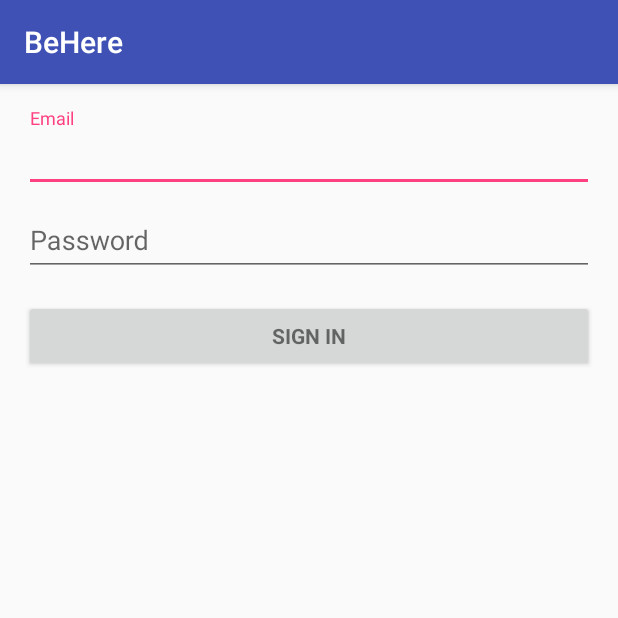
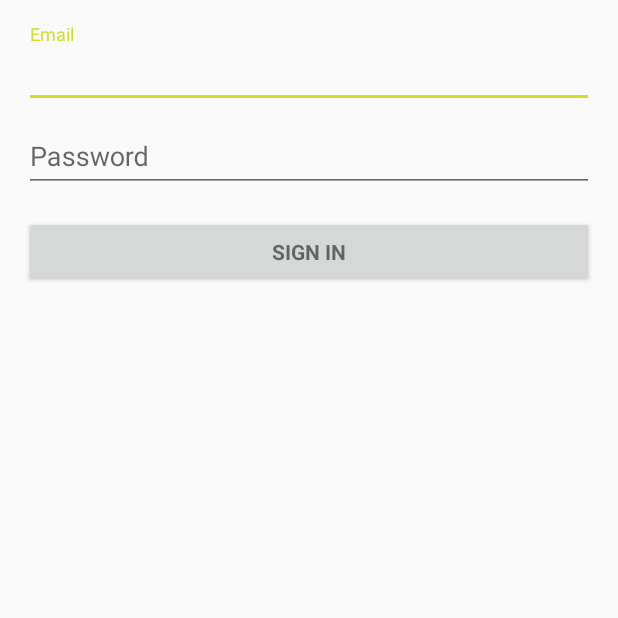
Before and after one commit to BeHereApp/BeHereAndroid, an Android app: the screen it shows after launch (LoginActivity), on a phone screen of 412 x 824 dp, the top half of it. Run offline under Robolectric (Android 15) with nearby library versions, the phone set to English and light mode, and no system bars; 2 statements that could not run were skipped.

Commit message:
Remove ActionBar from Login screen

```diff
--- a/app/src/main/java/com/eltonviana/behere/LoginActivity.java
+++ b/app/src/main/java/com/eltonviana/behere/LoginActivity.java
@@ -3,21 +3,19 @@ package com.eltonviana.behere;
 import android.animation.Animator;
 import android.animation.AnimatorListenerAdapter;
 import android.annotation.TargetApi;
+import android.app.LoaderManager.LoaderCallbacks;
+import android.content.CursorLoader;
+import android.content.Loader;
 import android.content.pm.PackageManager;
+import android.database.Cursor;
+import android.net.Uri;
+import android.os.AsyncTask;
+import android.os.Build;
+import android.os.Bundle;
+import android.provider.ContactsContract;
 import android.support.annotation.NonNull;
 import android.support.design.widget.Snackbar;
 import android.support.v7.app.AppCompatActivity;
-import android.app.LoaderManager.LoaderCallbacks;
-
-import android.content.CursorLoader;
-import android.content.Loader;
-import android.database.Cursor;
-import android.net.Uri;
-import android.os.AsyncTask;
-
-import android.os.Build;
-import android.os.Bundle;
-import android.provider.ContactsContract;
 import android.text.TextUtils;
 import android.view.KeyEvent;
 import android.view.View;
@@ -90,6 +88,8 @@ public class LoginActivity extends AppCompatActivity implements LoaderCallbacks<
 
         mLoginFormView = findViewById(R.id.login_form);
         mProgressView = findViewById(R.id.login_progress);
+
+        getSupportActionBar().hide();
     }
 
     private void populateAutoComplete() {
--- a/app/src/main/res/values/colors.xml
+++ b/app/src/main/res/values/colors.xml
@@ -1,6 +1,6 @@
 <?xml version="1.0" encoding="utf-8"?>
 <resources>
-    <color name="colorPrimary">#3F51B5</color>
-    <color name="colorPrimaryDark">#303F9F</color>
-    <color name="colorAccent">#FF4081</color>
+    <color name="colorPrimary">#848fa0</color>
+    <color name="colorPrimaryDark">#737b8b</color>
+    <color name="colorAccent">#D4DE29</color>
 </resources>
```
